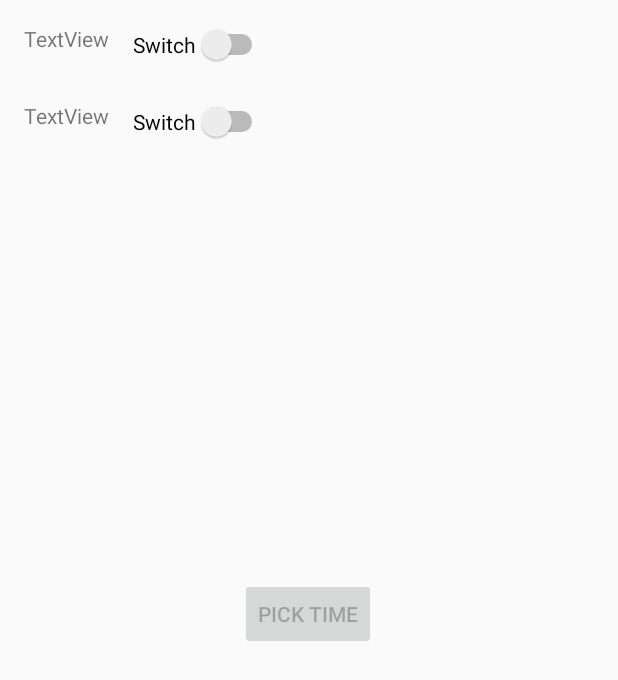
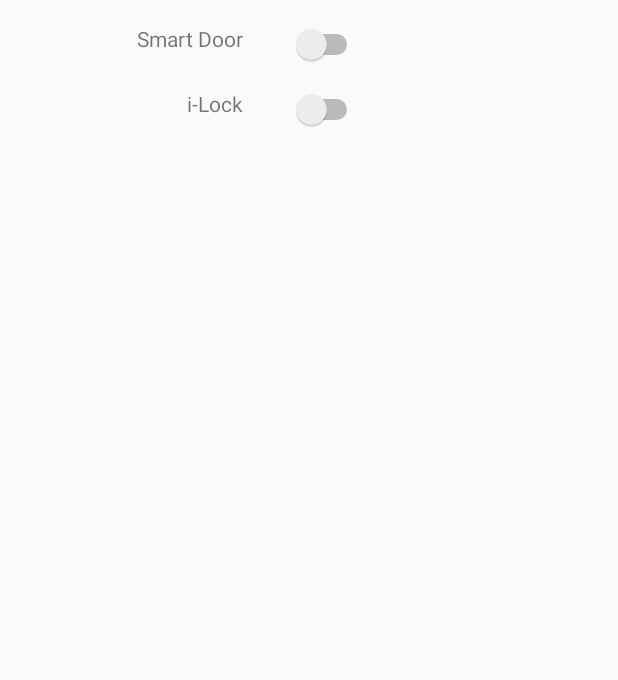
Before and after one commit to jaschan66/IoTAssignment, an Android app: the screen it shows after launch (SmartDoor), on a phone screen of 412 x 824 dp. Shown: the top 680 px of the screen. Run offline under Robolectric (Android 15) with nearby library versions, the phone set to English and light mode, and no system bars; our stand-ins replace Firebase (no records; nobody signed in at launch, a user with empty details on screens opened directly).

Commit message:
SmartDoor is still in progressssssssssssssssssssssssssssssssssssss

```diff
--- a/app/src/main/java/my/com/iotassignment/SmartDoor.kt
+++ b/app/src/main/java/my/com/iotassignment/SmartDoor.kt
@@ -1,6 +1,7 @@
 package my.com.iotassignment
 
 import android.app.*
+import android.graphics.Color
 import androidx.appcompat.app.AppCompatActivity
 import android.os.Bundle
 import android.view.View
@@ -8,23 +9,25 @@ import android.widget.DatePicker
 import android.widget.TimePicker
 import android.widget.Toast
 import androidx.core.content.ContextCompat
+import com.google.firebase.database.DataSnapshot
+import com.google.firebase.database.DatabaseError
+import com.google.firebase.database.ValueEventListener
 import com.google.firebase.database.ktx.database
 import com.google.firebase.ktx.Firebase
 import my.com.iotassignment.databinding.ActivitySmartDoorBinding
+import java.lang.StringBuilder
 import java.util.*
 
 
-class SmartDoor : AppCompatActivity(),TimePickerDialog.OnTimeSetListener {
+class SmartDoor : AppCompatActivity(){
 
 
-    var hour = 0
-    var minute = 0
 
-    var savedHour = 0
-    var savedMinute = 0
+
 
     val database = Firebase.database
     val ref = database.getReference("smartDoor")
+
     private lateinit var binding: ActivitySmartDoorBinding
 
 
@@ -36,6 +39,47 @@ class SmartDoor : AppCompatActivity(),TimePickerDialog.OnTimeSetListener {
         super.onCreate(savedInstanceState)
         binding = ActivitySmartDoorBinding.inflate(layoutInflater)
         setContentView(binding.root)
+
+
+        var getData = object : ValueEventListener {
+            override fun onDataChange(snapshot: DataSnapshot) {
+
+                var sb = StringBuilder()
+
+                var doorLVal = snapshot.child("doorLock").value
+                var iLockVal = snapshot.child("iLock").value
+//                var trippedVal = snapshot.child("tripped").value
+                var lcdMessageVal = snapshot.child("lcdMessage").value
+
+                sb.append("$lcdMessageVal")
+              //  binding.edtMessage.setText(sb)
+
+                binding.swManual.isChecked = doorLVal == "LOCKED"
+                binding.swAuto.isChecked = iLockVal == "ENABLE"
+
+//                if (trippedVal == "1"){
+//
+//
+//                    sendNotification()
+//                    binding.lblTrip.text = "Intruder Found"
+//                    binding.imgPhoto.setImageResource(R.drawable.danger)
+//                    binding.lblTrip.setTextColor(Color.parseColor("#EC3F2C"))
+//
+//                }
+//                else{
+//                    binding.lblTrip.text = "No Intruder Found"
+//                    binding.imgPhoto.setImageResource(R.drawable.safe)
+//                    binding.lblTrip.setTextColor(Color.parseColor("#FF03DAC5"))
+//                }
+
+            }
+
+            override fun onCancelled(error: DatabaseError) {
+            }
+
+        }
+        ref.addValueEventListener(getData)
+        ref.addListenerForSingleValueEvent(getData)
 
         binding.swManual.setOnCheckedChangeListener { buttonView, isChecked ->
             binding.swAuto.isEnabled = !binding.swManual.isChecked
@@ -53,39 +97,31 @@ class SmartDoor : AppCompatActivity(),TimePickerDialog.OnTimeSetListener {
         }
 
 
-        binding.swAuto.setOnCheckedChangeListener { buttonView, isChecked ->
+        binding.swAuto.setOnCheckedChangeListener { _, isChecked ->
             binding.swManual.isEnabled = !binding.swAuto.isChecked
-            binding.btnTime.isEnabled = isChecked
+            if (isChecked){
+                ref.child("iLock")
+                    .setValue("ENABLE")
+                toast("I-Lock Enable.")
+            }
+            else {
+                ref.child("iLock")
+                    .setValue("DISABLE")
+                toast("I-Lock Disable.")
+            }
         }
-        binding.btnTime.setOnClickListener { pickDate() }
+
     }
 
 
 
 
-    private fun getTime(){
-        val cal = Calendar.getInstance()
-        hour = cal.get(Calendar.HOUR)
-        minute = cal.get(Calendar.MINUTE)
-    }
 
-    private fun pickDate() {
-        binding.btnTime.setOnClickListener {
-            getTime()
-
-            TimePickerDialog(this, this, hour, minute, true).show()
-        }
-    }
 
     private fun toast(s: String) {
         Toast.makeText(this,s, Toast.LENGTH_SHORT).show()
     }
 
 
-    override fun onTimeSet(view: TimePicker?, hourOfDay: Int, minute: Int) {
-        savedHour = hourOfDay
-        savedMinute = minute
 
-
-    }
 }
--- a/app/src/main/res/layout/activity_smart_door.xml
+++ b/app/src/main/res/layout/activity_smart_door.xml
@@ -6,29 +6,14 @@
     android:layout_height="match_parent"
     tools:context=".SmartDoor">
 
-    <Button
-        android:id="@+id/btnTime"
-        android:layout_width="wrap_content"
-        android:layout_height="wrap_content"
-        android:editable="false"
-        android:enabled="false"
-        android:text="Pick Time"
-        app:layout_constraintBottom_toBottomOf="parent"
-        app:layout_constraintEnd_toEndOf="parent"
-        app:layout_constraintHorizontal_bias="0.498"
-        app:layout_constraintStart_toStartOf="parent"
-        app:layout_constraintTop_toBottomOf="@+id/swAuto"
-        app:layout_constraintVertical_bias="0.427" />
-
     <TextView
         android:id="@+id/textView3"
         android:layout_width="wrap_content"
         android:layout_height="wrap_content"
-        android:layout_marginStart="16dp"
-        android:layout_marginTop="16dp"
-        android:text="TextView"
-        app:layout_constraintStart_toStartOf="parent"
-        app:layout_constraintTop_toTopOf="parent" />
+        android:layout_marginEnd="16dp"
+        android:text="Smart Door"
+        app:layout_constraintEnd_toStartOf="@+id/guideline2"
+        app:layout_constraintTop_toTopOf="@+id/swManual" />
 
     <Switch
         android:id="@+id/swManual"
@@ -36,27 +21,33 @@
         android:layout_height="wrap_content"
         android:layout_marginStart="16dp"
         android:layout_marginTop="16dp"
-        android:text="Switch"
-        app:layout_constraintStart_toEndOf="@+id/textView3"
+        android:textOff="OFF"
+        app:layout_constraintStart_toStartOf="@+id/guideline2"
         app:layout_constraintTop_toTopOf="parent" />
+
+    <androidx.constraintlayout.widget.Guideline
+        android:id="@+id/guideline2"
+        android:layout_width="wrap_content"
+        android:layout_height="wrap_content"
+        android:orientation="vertical"
+        app:layout_constraintGuide_begin="178dp" />
 
     <TextView
         android:id="@+id/textView5"
         android:layout_width="wrap_content"
         android:layout_height="wrap_content"
-        android:layout_marginStart="16dp"
-        android:layout_marginTop="32dp"
-        android:text="TextView"
-        app:layout_constraintStart_toStartOf="parent"
-        app:layout_constraintTop_toBottomOf="@+id/textView3" />
+        android:layout_marginEnd="16dp"
+        android:text="i-Lock"
+        app:layout_constraintEnd_toStartOf="@+id/guideline2"
+        app:layout_constraintTop_toTopOf="@+id/swAuto" />
 
     <Switch
         android:id="@+id/swAuto"
         android:layout_width="wrap_content"
         android:layout_height="wrap_content"
         android:layout_marginStart="16dp"
-        android:layout_marginTop="24dp"
-        android:text="Switch"
-        app:layout_constraintStart_toEndOf="@+id/textView5"
+        android:layout_marginTop="16dp"
+        app:layout_constraintStart_toStartOf="@+id/guideline2"
         app:layout_constraintTop_toBottomOf="@+id/swManual" />
+
 </androidx.constraintlayout.widget.ConstraintLayout>
```
